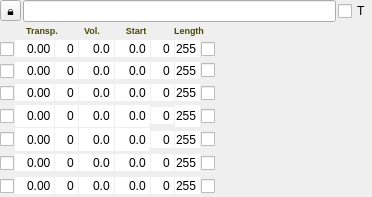
Old version of the form Qt/qt4_patch_widget.ui in the repository kmatheussen/radium.
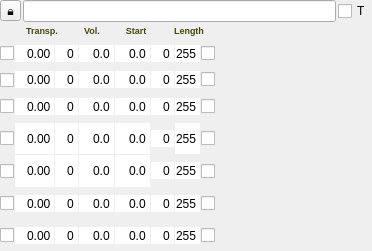
New version of the form.

The edit to the form file:
```diff
--- a/Qt/qt4_patch_widget.ui
+++ b/Qt/qt4_patch_widget.ui
@@ -7,7 +7,7 @@
     <x>0</x>
     <y>0</y>
     <width>372</width>
-    <height>197</height>
+    <height>251</height>
    </rect>
   </property>
   <property name="sizePolicy">
```
